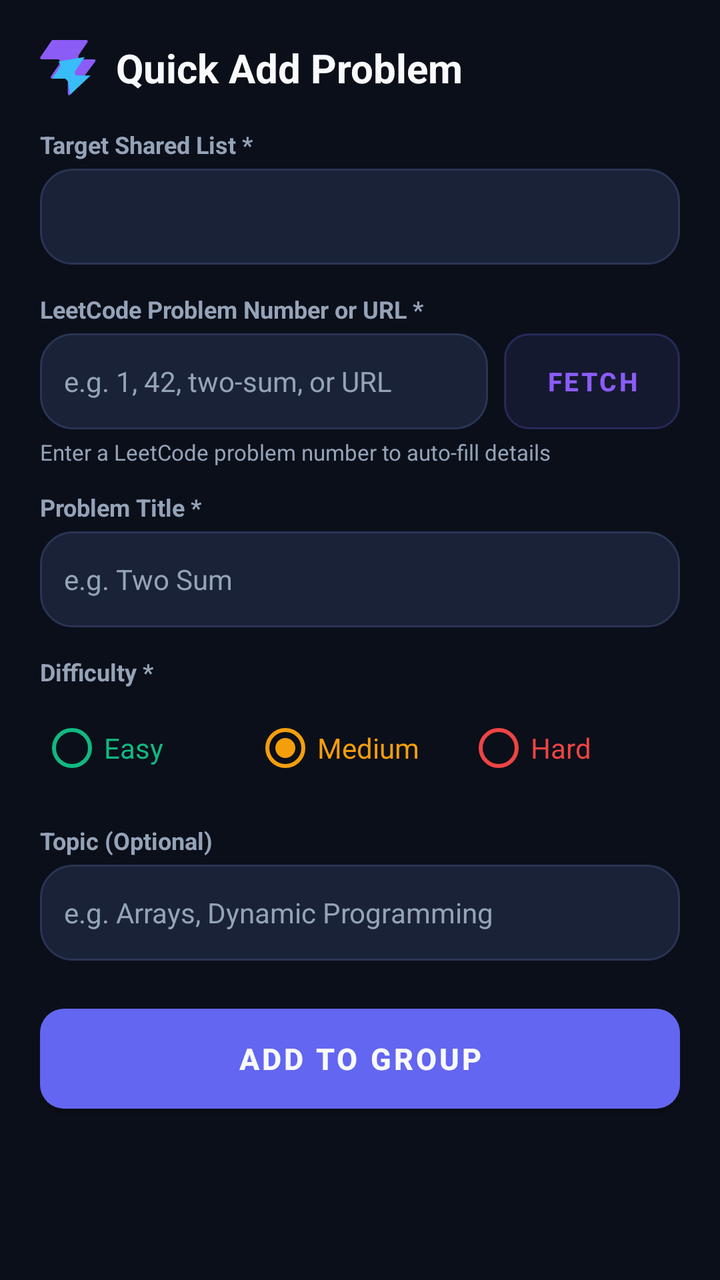
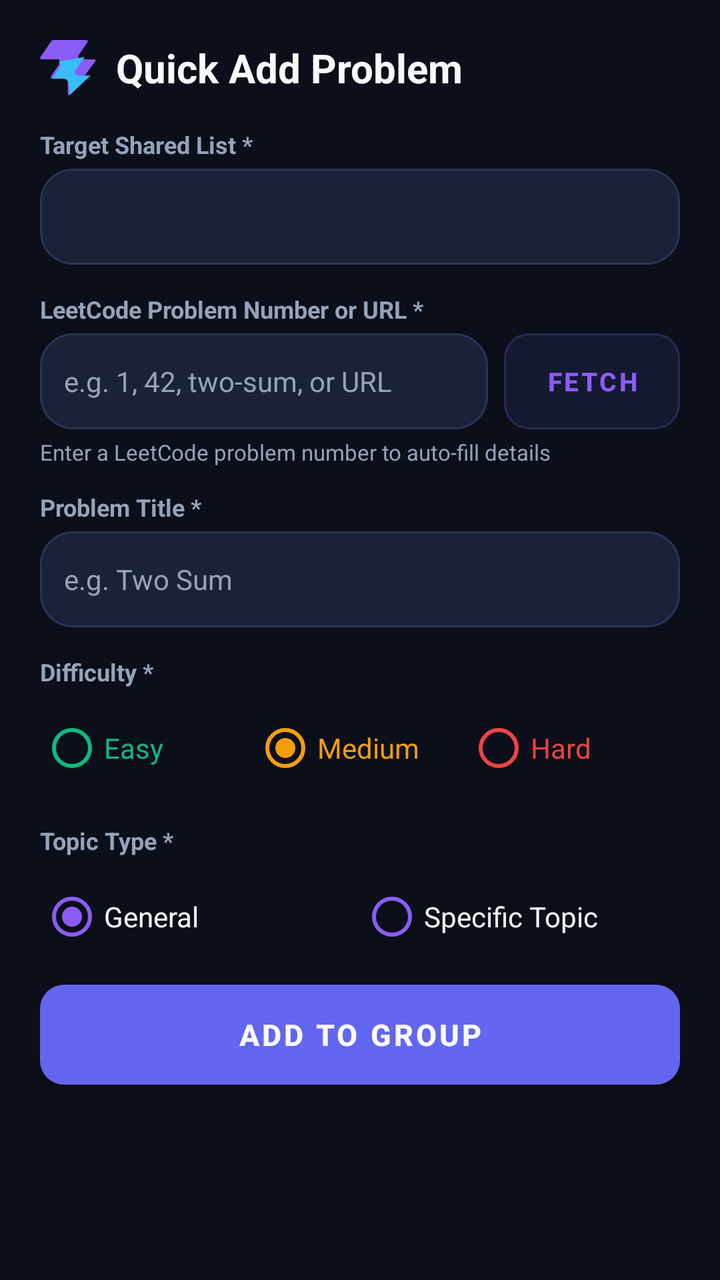

Compare the two renders of this Android layout. The source of the first and the diff that turns it into the second are given below.
<!-- AndroidManifest.xml: activity theme Theme.CodeSync -->
<!-- res/layout/activity_quick_add.xml -->
<?xml version="1.0" encoding="utf-8"?>
<ScrollView xmlns:android="http://schemas.android.com/apk/res/android"
    android:layout_width="match_parent"
    android:layout_height="match_parent"
    android:background="@color/background_dark"
    android:fillViewport="true">

    <LinearLayout
        android:layout_width="match_parent"
        android:layout_height="wrap_content"
        android:orientation="vertical"
        android:padding="20dp">

        <LinearLayout
            android:layout_width="match_parent"
            android:layout_height="wrap_content"
            android:orientation="horizontal"
            android:gravity="center_vertical"
            android:layout_marginBottom="16dp">

            <ImageView
                android:layout_width="28dp"
                android:layout_height="28dp"
                android:src="@drawable/codesync_logo"
                android:contentDescription="@string/app_name" />

            <TextView
                android:layout_width="wrap_content"
                android:layout_height="wrap_content"
                android:layout_marginStart="10dp"
                android:text="Quick Add Problem"
                android:textColor="@color/text_white"
                android:textSize="20sp"
                android:textStyle="bold" />
        </LinearLayout>

        
        <TextView
            android:layout_width="match_parent"
            android:layout_height="wrap_content"
            android:text="Target Shared List *"
            android:textColor="@color/text_muted"
            android:textSize="12sp"
            android:textStyle="bold"
            android:layout_marginBottom="4dp" />

        <Spinner
            android:id="@+id/sp_lists"
            android:layout_width="match_parent"
            android:layout_height="48dp"
            android:background="@drawable/bg_card"
            android:layout_marginBottom="14dp"
            android:paddingStart="8dp"
            android:paddingEnd="8dp" />

        
        <TextView
            android:layout_width="match_parent"
            android:layout_height="wrap_content"
            android:text="LeetCode Problem Number or URL *"
            android:textColor="@color/text_muted"
            android:textSize="12sp"
            android:textStyle="bold"
            android:layout_marginBottom="4dp" />

        <LinearLayout
            android:layout_width="match_parent"
            android:layout_height="wrap_content"
            android:orientation="horizontal"
            android:gravity="center_vertical"
            android:layout_marginBottom="4dp">

            <EditText
                android:id="@+id/et_url"
                android:layout_width="0dp"
                android:layout_height="48dp"
                android:layout_weight="1"
                android:background="@drawable/bg_card"
                android:hint="e.g. 1, 42, two-sum, or URL"
                android:inputType="text"
                android:textColor="@color/text_white"
                android:textColorHint="@color/text_muted"
                android:paddingStart="12dp"
                android:paddingEnd="12dp"
                android:textSize="14sp" />

            <Button
                android:id="@+id/btn_fetch"
                android:layout_width="wrap_content"
                android:layout_height="48dp"
                android:layout_marginStart="8dp"
                android:background="@drawable/bg_pill_topic"
                android:text="Fetch"
                android:textColor="@color/accent"
                android:textSize="13sp"
                android:textStyle="bold"
                android:paddingStart="14dp"
                android:paddingEnd="14dp" />
        </LinearLayout>

        <TextView
            android:id="@+id/tv_fetch_status"
            android:layout_width="match_parent"
            android:layout_height="wrap_content"
            android:text="Enter a LeetCode problem number to auto-fill details"
            android:textColor="@color/text_muted"
            android:textSize="11sp"
            android:layout_marginBottom="12dp" />

        
        <TextView
            android:layout_width="match_parent"
            android:layout_height="wrap_content"
            android:text="Problem Title *"
            android:textColor="@color/text_muted"
            android:textSize="12sp"
            android:textStyle="bold"
            android:layout_marginBottom="4dp" />

        <EditText
            android:id="@+id/et_title"
            android:layout_width="match_parent"
            android:layout_height="48dp"
            android:background="@drawable/bg_card"
            android:hint="e.g. Two Sum"
            android:inputType="textCapWords"
            android:textColor="@color/text_white"
            android:textColorHint="@color/text_muted"
            android:paddingStart="12dp"
            android:paddingEnd="12dp"
            android:textSize="14sp"
            android:layout_marginBottom="14dp" />

        
        <TextView
            android:layout_width="match_parent"
            android:layout_height="wrap_content"
            android:text="Difficulty *"
            android:textColor="@color/text_muted"
            android:textSize="12sp"
            android:textStyle="bold"
            android:layout_marginBottom="6dp" />

        <RadioGroup
            android:id="@+id/rg_difficulty"
            android:layout_width="match_parent"
            android:layout_height="wrap_content"
            android:orientation="horizontal"
            android:layout_marginBottom="14dp">

            <RadioButton
                android:id="@+id/rb_easy"
                android:layout_width="0dp"
                android:layout_height="wrap_content"
                android:layout_weight="1"
                android:text="Easy"
                android:textColor="@color/diff_easy"
                android:buttonTint="@color/diff_easy" />

            <RadioButton
                android:id="@+id/rb_medium"
                android:layout_width="0dp"
                android:layout_height="wrap_content"
                android:layout_weight="1"
                android:checked="true"
                android:text="Medium"
                android:textColor="@color/diff_medium"
                android:buttonTint="@color/diff_medium" />

            <RadioButton
                android:id="@+id/rb_hard"
                android:layout_width="0dp"
                android:layout_height="wrap_content"
                android:layout_weight="1"
                android:text="Hard"
                android:textColor="@color/diff_hard"
                android:buttonTint="@color/diff_hard" />
        </RadioGroup>

        
        <TextView
            android:layout_width="match_parent"
            android:layout_height="wrap_content"
            android:text="Topic (Optional)"
            android:textColor="@color/text_muted"
            android:textSize="12sp"
            android:textStyle="bold"
            android:layout_marginBottom="4dp" />

        <EditText
            android:id="@+id/et_topic"
            android:layout_width="match_parent"
            android:layout_height="48dp"
            android:background="@drawable/bg_card"
            android:hint="e.g. Arrays, Dynamic Programming"
            android:inputType="textCapWords"
            android:textColor="@color/text_white"
            android:textColorHint="@color/text_muted"
            android:paddingStart="12dp"
            android:paddingEnd="12dp"
            android:textSize="14sp"
            android:layout_marginBottom="24dp" />

        
        <Button
            android:id="@+id/btn_submit"
            android:layout_width="match_parent"
            android:layout_height="50dp"
            android:background="@drawable/btn_primary"
            android:text="Add to Group"
            android:textColor="@color/text_white"
            android:textSize="15sp"
            android:textStyle="bold" />

        <ProgressBar
            android:id="@+id/pb_loading"
            android:layout_width="wrap_content"
            android:layout_height="wrap_content"
            android:layout_gravity="center_horizontal"
            android:layout_marginTop="16dp"
            android:visibility="gone" />

    </LinearLayout>
</ScrollView>
<!-- resources referenced by this layout -->
<resources>
  <color name="accent">#8B5CF6</color>
  <color name="background_dark">#0B0F19</color>
  <color name="diff_easy">#10B981</color>
  <color name="diff_hard">#EF4444</color>
  <color name="diff_medium">#F59E0B</color>
  <color name="text_muted">#94A3B8</color>
  <color name="text_white">#F8FAFC</color>
  <!-- drawable bg_card (drawable) -->
  <?xml version="1.0" encoding="utf-8"?>
  <shape xmlns:android="http://schemas.android.com/apk/res/android"
      android:shape="rectangle">
      <solid android:color="@color/surface_dark" />
      <stroke
          android:width="1dp"
          android:color="@color/surface_border" />
      <corners android:radius="16dp" />
  </shape>
  <!-- drawable bg_pill_topic (drawable) -->
  <?xml version="1.0" encoding="utf-8"?>
  <shape xmlns:android="http://schemas.android.com/apk/res/android"
      android:shape="rectangle">
      <solid android:color="#1A6366F1" />
      <corners android:radius="12dp" />
      <stroke
          android:width="1dp"
          android:color="#406366F1" />
  </shape>
  <!-- drawable btn_primary (drawable) -->
  <?xml version="1.0" encoding="utf-8"?>
  <ripple xmlns:android="http://schemas.android.com/apk/res/android"
      android:color="#4338CA">
      <item>
          <shape android:shape="rectangle">
              <solid android:color="@color/primary" />
              <corners android:radius="12dp" />
          </shape>
      </item>
  </ripple>
  <!-- drawable codesync_logo (drawable) -->
  <?xml version="1.0" encoding="utf-8"?>
  <vector xmlns:android="http://schemas.android.com/apk/res/android"
      android:width="64dp"
      android:height="64dp"
      android:viewportWidth="48"
      android:viewportHeight="46">
      <path
          android:fillColor="#8B5CF6"
          android:pathData="M25.946,44.938c-0.664,0.845 -2.021,0.375 -2.021,-0.698V33.937a2.26,2.26 0 0,0 -2.262,-2.262H10.287c-0.92,0 -1.456,-1.04 -0.92,-1.788l7.48,-10.471c1.07,-1.497 0,-3.578 -1.842,-3.578H1.237c-0.92,0 -1.456,-1.04 -0.92,-1.788L10.013,0.474c0.214,-0.297 0.556,-0.474 0.92,-0.474h28.894c0.92,0 1.456,1.04 0.92,1.788l-7.48,10.471c-1.07,1.498 0,3.579 1.842,3.579h11.377c0.943,0 1.473,1.088 0.89,1.83L25.947,44.94z" />
      <path
          android:fillColor="#38BDF8"
          android:pathData="M38.4,14 L30.2,25.5 C29.1,27.0 30.2,29.1 32.0,29.1 L43.4,29.1 L25.9,44.9 L23.9,33.9 L21.7,31.7 L10.3,31.7 L17.8,21.2 L15.9,17.6 L38.4,14 Z" />
  </vector>
  <string name="app_name">CodeSync</string>
  <style name="Theme.CodeSync" parent="Theme.MaterialComponents.DayNight.NoActionBar">
          
          <item name="colorPrimary">@color/primary</item>
          <item name="colorPrimaryDark">@color/primary_dark</item>
          <item name="colorAccent">@color/accent</item>
  
          
          <item name="android:statusBarColor">@color/background_dark</item>
          <item name="android:navigationBarColor">@color/background_dark</item>
          <item name="android:windowLightStatusBar">false</item>
          <item name="android:windowLightNavigationBar">false</item>
  
          
          <item name="android:windowBackground">@color/background_dark</item>
      </style>
  <color name="surface_dark">#1A2238</color>
  <color name="surface_border">#2A3554</color>
  <color name="primary">#6366F1</color>
  <color name="primary_dark">#4F46E5</color>
</resources>

<!-- the commit's change to res/layout/activity_quick_add.xml (unified diff, before → after) -->
@@ -181,25 +181,70 @@
         <TextView
             android:layout_width="match_parent"
             android:layout_height="wrap_content"
-            android:text="Topic (Optional)"
-            android:textColor="@color/text_muted"
-            android:textSize="12sp"
-            android:textStyle="bold"
-            android:layout_marginBottom="4dp" />
-
-        <EditText
-            android:id="@+id/et_topic"
-            android:layout_width="match_parent"
-            android:layout_height="48dp"
-            android:background="@drawable/bg_card"
-            android:hint="e.g. Arrays, Dynamic Programming"
-            android:inputType="textCapWords"
-            android:textColor="@color/text_white"
-            android:textColorHint="@color/text_muted"
-            android:paddingStart="12dp"
-            android:paddingEnd="12dp"
-            android:textSize="14sp"
-            android:layout_marginBottom="24dp" />
+            android:text="Topic Type *"
+            android:textColor="@color/text_muted"
+            android:textSize="12sp"
+            android:textStyle="bold"
+            android:layout_marginBottom="6dp" />
+
+        <RadioGroup
+            android:id="@+id/rg_topic_type"
+            android:layout_width="match_parent"
+            android:layout_height="wrap_content"
+            android:orientation="horizontal"
+            android:layout_marginBottom="10dp">
+
+            <RadioButton
+                android:id="@+id/rb_topic_general"
+                android:layout_width="0dp"
+                android:layout_height="wrap_content"
+                android:layout_weight="1"
+                android:checked="true"
+                android:text="General"
+                android:textColor="@color/text_white"
+                android:buttonTint="@color/accent" />
+
+            <RadioButton
+                android:id="@+id/rb_topic_specific"
+                android:layout_width="0dp"
+                android:layout_height="wrap_content"
+                android:layout_weight="1"
+                android:text="Specific Topic"
+                android:textColor="@color/text_white"
+                android:buttonTint="@color/accent" />
+        </RadioGroup>
+
+        
+        <LinearLayout
+            android:id="@+id/layout_specific_topic"
+            android:layout_width="match_parent"
+            android:layout_height="wrap_content"
+            android:orientation="vertical"
+            android:visibility="gone"
+            android:layout_marginBottom="14dp">
+
+            <TextView
+                android:layout_width="match_parent"
+                android:layout_height="wrap_content"
+                android:text="Topic Name *"
+                android:textColor="@color/text_muted"
+                android:textSize="12sp"
+                android:textStyle="bold"
+                android:layout_marginBottom="4dp" />
+
+            <EditText
+                android:id="@+id/et_topic"
+                android:layout_width="match_parent"
+                android:layout_height="48dp"
+                android:background="@drawable/bg_card"
+                android:hint="e.g. Sliding Window, Graphs, DP"
+                android:inputType="textCapWords"
+                android:textColor="@color/text_white"
+                android:textColorHint="@color/text_muted"
+                android:paddingStart="12dp"
+                android:paddingEnd="12dp"
+                android:textSize="14sp" />
+        </LinearLayout>
 
         
         <Button
